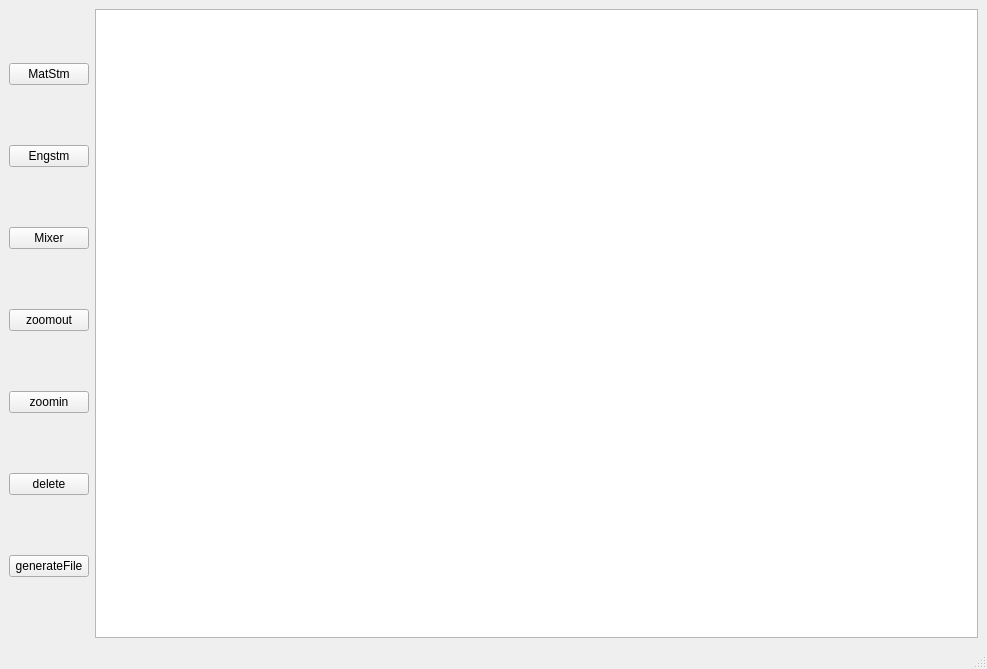
Anujg935/OMChemSimGUI, file main.ui: the form before one commit.
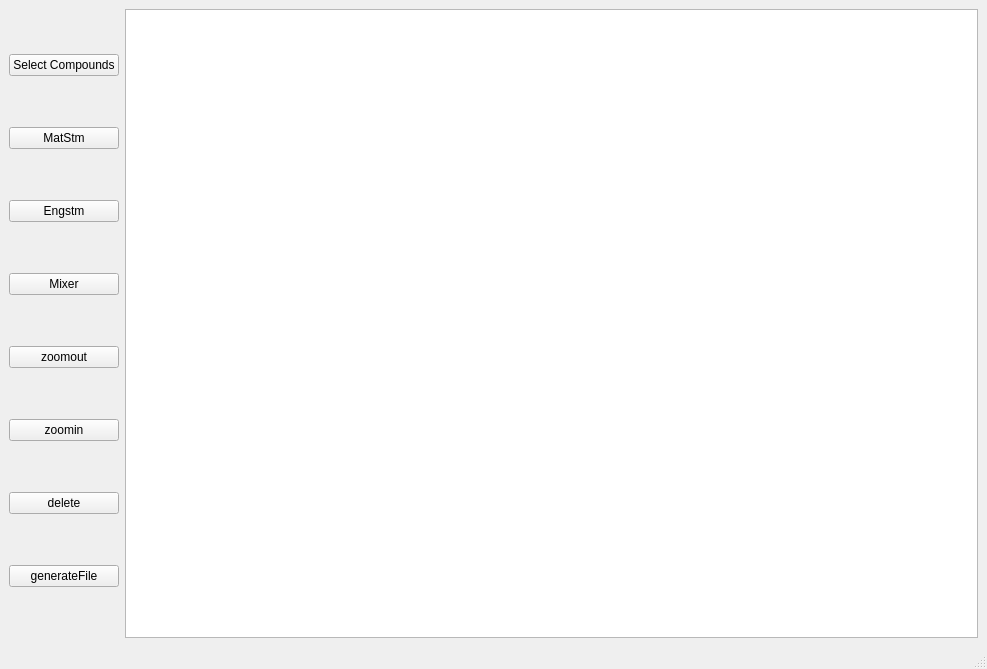
The form after the commit.

Commit message: added select compounds button and mixer and also some changes to pythonfile generator

What changed in the file:
```diff
--- a/main.ui
+++ b/main.ui
@@ -25,6 +25,13 @@
      <layout class="QHBoxLayout" name="horizontalLayout">
       <item>
        <layout class="QVBoxLayout" name="verticalLayout">
+        <item>
+         <widget class="QPushButton" name="pushButton_8">
+          <property name="text">
+           <string>Select Compounds</string>
+          </property>
+         </widget>
+        </item>
         <item>
          <widget class="QPushButton" name="pushButton">
           <property name="acceptDrops">
```
The commit also changes 116 other files.
